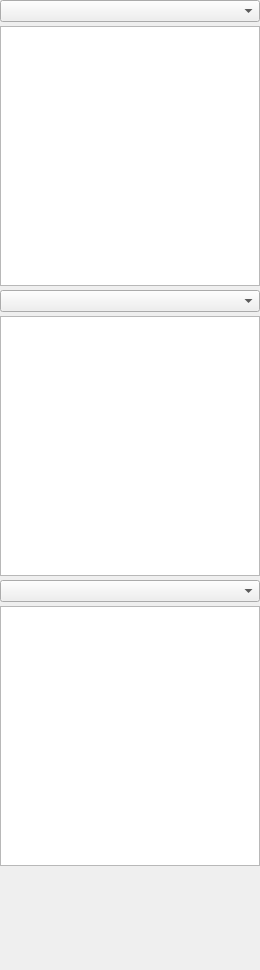
Above: source/palview.ui from diasurgical/d1-graphics-tool before the change. Below: the same form after it.
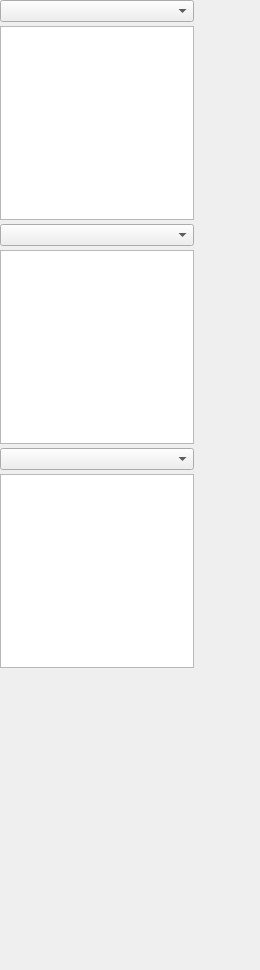
That is the form after the change.

What changed in the file:
```diff
--- a/source/palview.ui
+++ b/source/palview.ui
@@ -93,13 +93,13 @@
         </property>
         <property name="minimumSize">
          <size>
-          <width>260</width>
+          <width>194</width>
           <height>0</height>
          </size>
         </property>
         <property name="maximumSize">
          <size>
-          <width>260</width>
+          <width>194</width>
           <height>16777215</height>
          </size>
         </property>
@@ -115,14 +115,14 @@
         </property>
         <property name="minimumSize">
          <size>
-          <width>260</width>
-          <height>260</height>
+          <width>194</width>
+          <height>194</height>
          </size>
         </property>
         <property name="maximumSize">
          <size>
-          <width>260</width>
-          <height>260</height>
+          <width>194</width>
+          <height>194</height>
          </size>
         </property>
        </widget>
@@ -170,13 +170,13 @@
        <widget class="QComboBox" name="trn1ComboBox">
         <property name="minimumSize">
          <size>
-          <width>260</width>
+          <width>194</width>
           <height>0</height>
          </size>
         </property>
         <property name="maximumSize">
          <size>
-          <width>260</width>
+          <width>194</width>
           <height>16777215</height>
          </size>
         </property>
@@ -192,14 +192,14 @@
         </property>
         <property name="minimumSize">
          <size>
-          <width>260</width>
-          <height>260</height>
+          <width>194</width>
+          <height>194</height>
          </size>
         </property>
         <property name="maximumSize">
          <size>
-          <width>260</width>
-          <height>260</height>
+          <width>194</width>
+          <height>194</height>
          </size>
         </property>
        </widget>
@@ -247,13 +247,13 @@
        <widget class="QComboBox" name="trn2ComboBox">
         <property name="minimumSize">
          <size>
-          <width>260</width>
+          <width>194</width>
           <height>0</height>
          </size>
         </property>
         <property name="maximumSize">
          <size>
-          <width>260</width>
+          <width>194</width>
           <height>16777215</height>
          </size>
         </property>
@@ -263,14 +263,14 @@
        <widget class="QGraphicsView" name="trn2GraphicsView">
         <property name="minimumSize">
          <size>
-          <width>260</width>
-          <height>260</height>
+          <width>194</width>
+          <height>194</height>
          </size>
         </property>
         <property name="maximumSize">
          <size>
-          <width>260</width>
-          <height>260</height>
+          <width>194</width>
+          <height>194</height>
          </size>
         </property>
        </widget>
```
